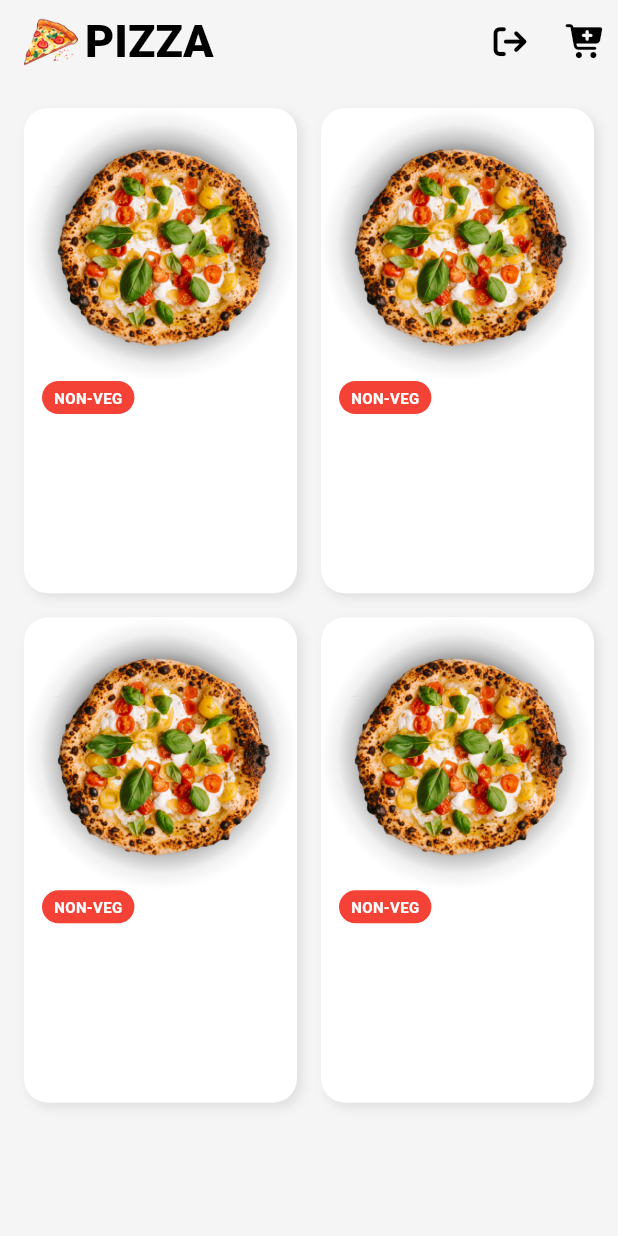
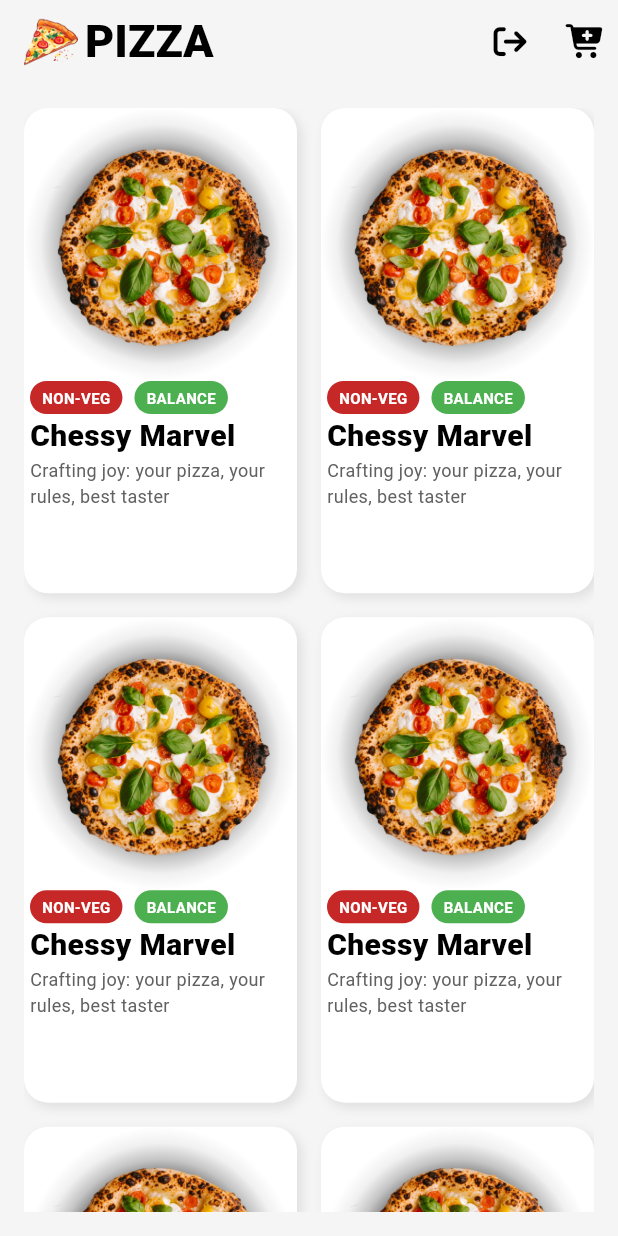
Before and after one commit to mohamedwdm/PizzaApp, a Flutter app: the HomeView screen opened directly, on a phone screen of 412 x 824 dp. Run offline on Flutter 3.47's test engine with Material 3 defaults, Android fonts, the phone set to English and light mode, and no system bars; our stand-ins replace bloc, cloud_firestore, dartz, firebase_auth, firebase_core, flutter_bloc and 1 more; accounts and stored records are empty.

Commit message:
create pizza item part2 02:10:54

```diff
--- /dev/null
+++ b/lib/features/home/presentation/views/widgets/custom_pizza_item_label.dart
@@ -0,0 +1,34 @@
+
+import 'package:flutter/material.dart';
+
+class CustomPizzaItemLabel extends StatelessWidget {
+  const CustomPizzaItemLabel({
+    super.key,
+    required this.color,
+    required this.text,
+  });
+
+  final Color color;
+  final String text;
+
+  @override
+  Widget build(BuildContext context) {
+    return Container(
+      decoration: BoxDecoration(
+        color: color,
+        borderRadius: BorderRadius.circular(30),
+      ),
+      child: Padding(
+        padding: const EdgeInsets.symmetric(horizontal: 8.0, vertical: 4),
+        child: Text(
+          text,
+          style: const TextStyle(
+            fontWeight: FontWeight.bold,
+            color: Colors.white,
+            fontSize: 10,
+          ),
+        ),
+      ),
+    );
+  }
+}
--- a/lib/features/home/presentation/views/widgets/home_view_body.dart
+++ b/lib/features/home/presentation/views/widgets/home_view_body.dart
@@ -1,4 +1,5 @@
 import 'package:flutter/material.dart';
+import 'package:pizza_app/features/home/presentation/views/widgets/custom_pizza_item_label.dart';
 
 class HomeViewBody extends StatelessWidget {
   const HomeViewBody({super.key});
@@ -14,7 +15,7 @@ class HomeViewBody extends StatelessWidget {
           crossAxisSpacing: 16,
           childAspectRatio: 9 / 16,
         ),
-        itemCount: 4,
+        itemCount: 12,
         itemBuilder: (context, index) {
           return Container(
             decoration: BoxDecoration(
@@ -29,30 +30,37 @@ class HomeViewBody extends StatelessWidget {
               ],
             ),
             child: Column(
+              crossAxisAlignment: CrossAxisAlignment.start,
               children: [
                 Image.asset('assets/images/1.png'),
                 Padding(
-                  padding: const EdgeInsets.symmetric(horizontal: 12.0),
+                  padding: const EdgeInsets.symmetric(horizontal: 4.0),
                   child: Row(
                     children: [
-                      Container(
-                        decoration: BoxDecoration(
-                          color: Colors.red,
-                          borderRadius: BorderRadius.circular(30),
-                        ),
-                        child: Padding(
-                          padding: const EdgeInsets.symmetric(horizontal: 8.0 , vertical: 4),
-                          child: const Text(
-                            'NON-VEG',
-                            style: TextStyle(
-                              fontWeight: FontWeight.bold,
-                              color: Colors.white,
-                              fontSize: 10,
-                            ),
-                          ),
-                        ),
+                      CustomPizzaItemLabel(
+                        color: Colors.red.shade800,
+                        text: 'NON-VEG',
+                      ),
+                      const SizedBox(width: 8),
+                      const CustomPizzaItemLabel(
+                        color: Colors.green,
+                        text: 'BALANCE',
                       ),
                     ],
+                  ),
+                ),
+                const Padding(
+                  padding: EdgeInsets.symmetric(horizontal: 4.0),
+                  child: Text(
+                    'Chessy Marvel',
+                    style: TextStyle(fontWeight: FontWeight.w900, fontSize: 20),
+                  ),
+                ),
+                Padding(
+                  padding: const EdgeInsets.symmetric(horizontal: 4.0),
+                  child: Text(
+                    'Crafting joy: your pizza, your rules, best taster',
+                    style: TextStyle(fontSize: 12, color: Colors.grey.shade700),
                   ),
                 ),
               ],
```
